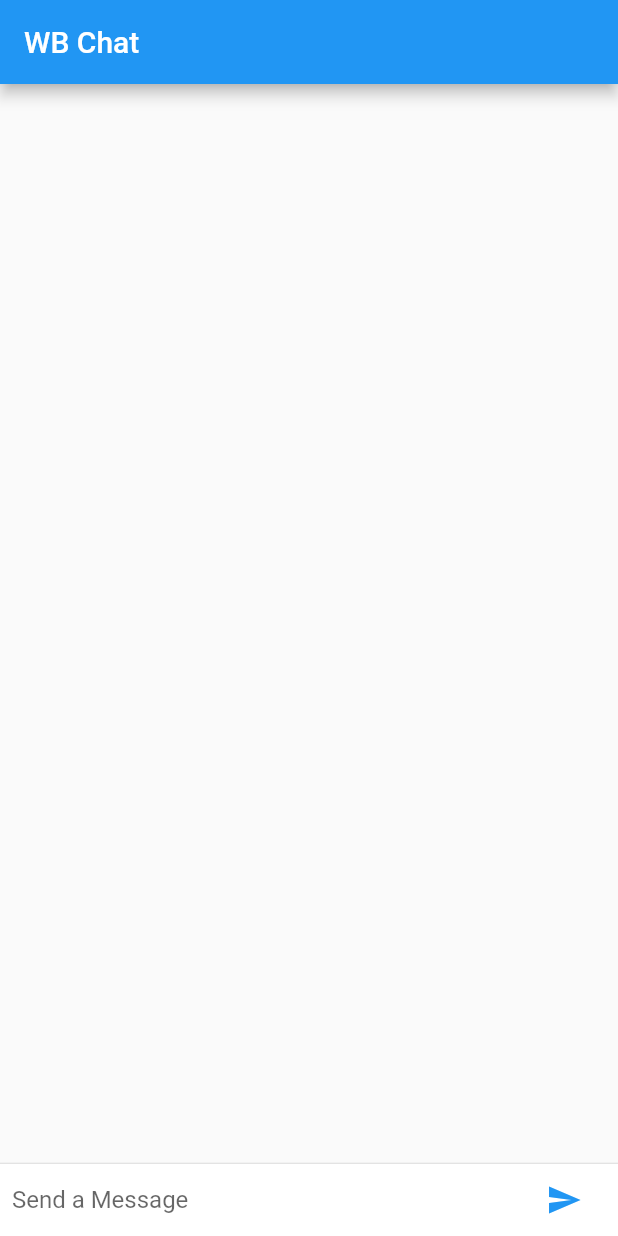
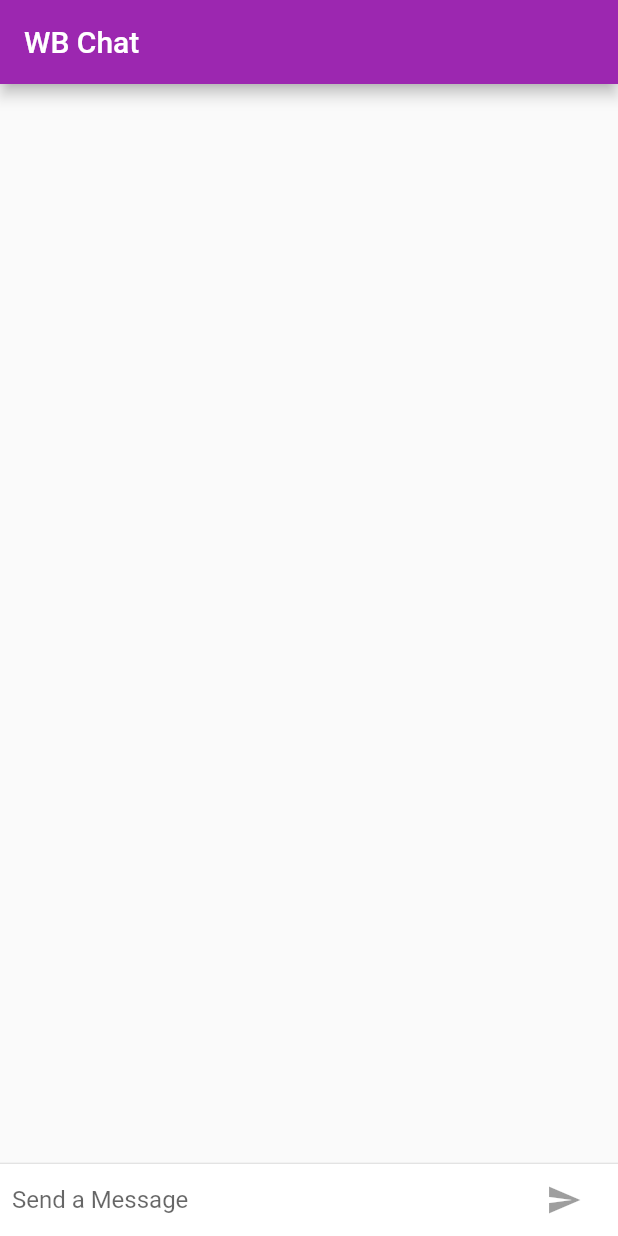
Before and after one commit to PBonner0405/Live-Chatting-Mobile, a Flutter app: the screen it shows after launch, on a phone screen of 412 x 824 dp. Run offline on Flutter 3.47's test engine with Material 2 defaults, Android fonts, the phone set to English and light mode, and no system bars.

Commit message:
add themes for both android and ios

```diff
--- a/lib/main.dart
+++ b/lib/main.dart
@@ -1,12 +1,33 @@
+import 'package:flutter/foundation.dart';
 import 'package:flutter/material.dart';
 
 void main() => runApp(WBChat());
+
+/**
+ * Define Custom Themes for iOS & Android
+ **/
+
+// iOS Theme
+final ThemeData kIOSTheme = new ThemeData(
+  primarySwatch: Colors.orange,
+  primaryColor: Colors.grey[100],
+  primaryColorBrightness: Brightness.light,
+);
+// Android Theme
+final ThemeData kDefaultTheme = new ThemeData(
+  primarySwatch: Colors.purple,
+  accentColor: Colors.orangeAccent[400],
+);
 
 class WBChat extends StatelessWidget {
   @override
   Widget build(BuildContext context) {
     return new MaterialApp(
       title: "WB Chat",
+      // Set Theme for Android & iOS
+      theme: defaultTargetPlatform == TargetPlatform.iOS
+      ? kIOSTheme
+      : kDefaultTheme,
       home: new MainScreen(),
     );
   }
@@ -24,10 +45,14 @@ class MainScreenState extends State<MainScreen> with TickerProviderStateMixin {
   // Define Controllers
   final TextEditingController _textController = new TextEditingController();
   final List<MessageContent> _messages = <MessageContent>[];
+  bool _isComposing = false;
 
   // Define Functions
   void _handleSubmitted(String text) {
     _textController.clear();
+    setState(() {
+      _isComposing = false;
+    });
     MessageContent message = new MessageContent(
       text: text,
       animationController: new AnimationController(
@@ -85,13 +110,19 @@ class MainScreenState extends State<MainScreen> with TickerProviderStateMixin {
                 new Flexible(
                   child: new TextField(
                     controller: _textController,
+                    // Define onChanged callback
+                    onChanged: (String text) {
+                      setState(() {
+                        _isComposing = text.length > 0;
+                      });
+                    },
                     onSubmitted: _handleSubmitted,
                     decoration: new InputDecoration.collapsed(hintText: "Send a Message"),
                   ),
                 ),
                 new Container(
                   margin: new EdgeInsets.symmetric(horizontal: 4.0),
-                  child: new IconButton(icon: new Icon(Icons.send), onPressed: () => _handleSubmitted(_textController.text)),
+                  child: new IconButton(icon: new Icon(Icons.send), onPressed: _isComposing ? () => _handleSubmitted(_textController.text): null),
                 )
               ],
             ),
@@ -124,7 +155,8 @@ class MessageContent extends StatelessWidget {
               margin: const EdgeInsets.only(right: 16.0),
               child: new CircleAvatar(child: new Text(_name[0])),
             ),
-            new Column(
+            new Expanded(
+              child: new Column(
                 crossAxisAlignment: CrossAxisAlignment.start,
                 children: <Widget>[
                   new Text(_name, style: Theme.of(context).textTheme.subhead),
@@ -134,6 +166,7 @@ class MessageContent extends StatelessWidget {
                   ),
                 ],
               ),
+            ),
           ],
         ),
       ),
```
Lines whose indentation alone changed are shown as unchanged.
